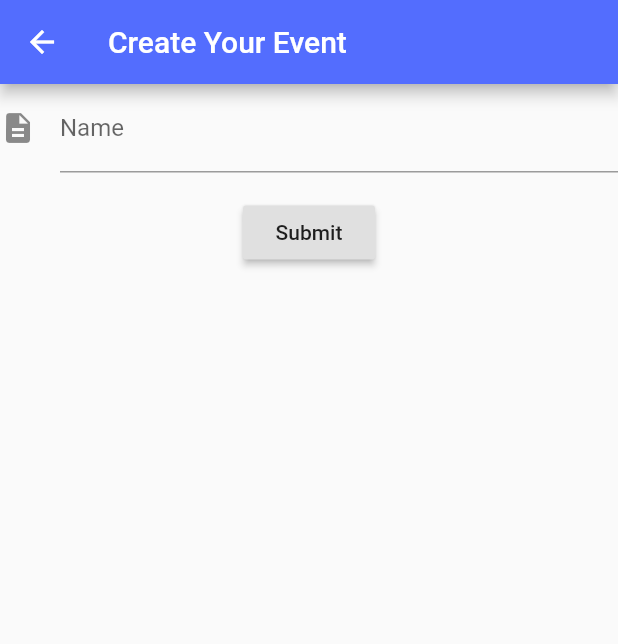
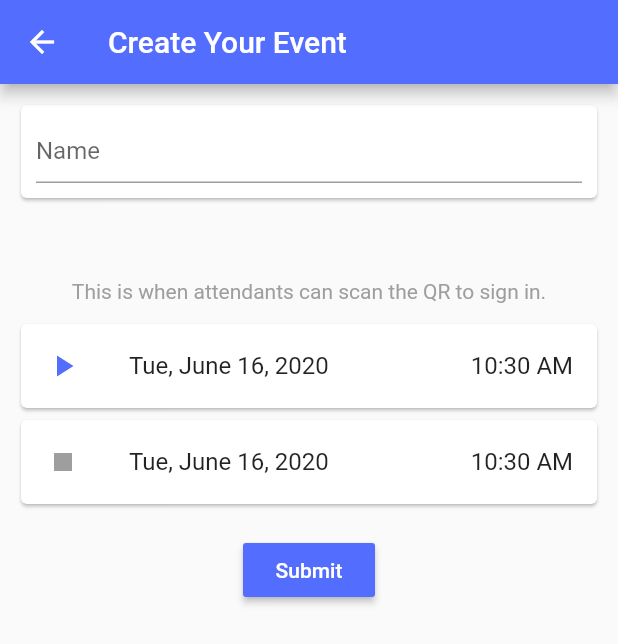
Before and after one commit to WittySkates/Scanned, a Flutter app: the AddEventScreen screen opened directly, on a phone screen of 412 x 824 dp. Shown: the top 644 px of the screen. Run offline on Flutter 3.47's test engine with Material 2 defaults, Android fonts, the phone set to English and light mode, and no system bars; our stand-ins replace cloud_firestore, firebase_auth, flutter_datetime_picker, google_sign_in, persistent_bottom_nav_bar, qr_flutter and 1 more; missing offline and left inert: barcode_scan; accounts and stored records are empty; statements that could not run were skipped.

Commit message:
When creating an event you can set the start and end times'

```diff
--- a/lib/groups/add_event_screen.dart
+++ b/lib/groups/add_event_screen.dart
@@ -1,4 +1,7 @@
+import 'dart:developer';
 import 'package:flutter/material.dart';
+import 'package:flutter_datetime_picker/flutter_datetime_picker.dart';
+import 'package:intl/intl.dart';
 import '../auth.dart';
 
 class AddEventScreen extends StatefulWidget {
@@ -11,8 +14,29 @@ class AddEventScreen extends StatefulWidget {
 class _AddEventScreen extends State<AddEventScreen> {
   final _formKey = GlobalKey<FormState>();
   String name = 'Test';
-  DateTime start = DateTime.now();
-  DateTime end = DateTime.now();
+
+  DateTime startTime;
+  DateTime endTime;
+
+  String startTimeDateShown;
+  String endTimeDateShown;
+
+  String startTimeShown;
+  String endTimeShown;
+
+  @override
+  void initState() {
+    startTime = DateTime.now();
+    endTime = DateTime.now();
+
+    startTimeDateShown = DateFormat('EE, MMMM d, yyyy').format(startTime);
+    endTimeDateShown = DateFormat('EE, MMMM d, yyyy').format(endTime);
+
+    startTimeShown = DateFormat('h:mm a').format(startTime);
+    endTimeShown = DateFormat('h:mm a').format(endTime);
+
+    super.initState();
+  }
 
   @override
   Widget build(BuildContext context) {
@@ -21,14 +45,22 @@ class _AddEventScreen extends State<AddEventScreen> {
         title: Text('Create Your Event'),
         backgroundColor: Colors.indigoAccent,
       ),
-      body: Form(
+      body: Padding(
+        padding: const EdgeInsets.fromLTRB(10, 10, 10, 0),
+        child: Form(
           key: _formKey,
           child: Column(
             crossAxisAlignment: CrossAxisAlignment.start,
             children: <Widget>[
-            TextFormField(
-              decoration: InputDecoration(
-                  icon: Icon(Icons.description), labelText: 'Name'),
+              Padding(
+                padding: const EdgeInsets.fromLTRB(0, 0, 0, 50),
+                child: SizedBox(
+                  height: 70,
+                  child: Card(
+                    child: Padding(
+                      padding: const EdgeInsets.all(10.0),
+                      child: TextFormField(
+                        decoration: InputDecoration(labelText: 'Name'),
                         validator: (value) {
                           if (value.isEmpty) {
                             return 'Please enter the name';
@@ -39,23 +71,108 @@ class _AddEventScreen extends State<AddEventScreen> {
                           return null;
                         },
                       ),
+                    ),
+                  ),
+                ),
+              ),
+              Padding(
+                padding: const EdgeInsets.fromLTRB(0, 0, 0, 10),
+                child: Center(
+                  child: Text(
+                    'This is when attendants can scan the QR to sign in.',
+                    style: TextStyle(color: Colors.grey),
+                  ),
+                ),
+              ),
+              Card(
+                child: InkWell(
+                  onTap: () {
+                    DatePicker.showDateTimePicker(
+                      context,
+                      showTitleActions: true,
+                      minTime: DateTime(2015),
+                      maxTime: DateTime(9999),
+                      onConfirm: (date) {
+                        setState(() {
+                          startTime = date;
+                          startTimeDateShown =
+                              DateFormat('EE, MMMM d, yyyy').format(date);
+                          startTimeShown = DateFormat('h:mm a').format(date);
+                        });
+                      },
+                      currentTime: DateTime.now(),
+                    );
+                  },
+                  child: ListTile(
+                    leading: Icon(
+                      Icons.play_arrow,
+                      color: Colors.indigoAccent,
+                    ),
+                    title: Row(
+                      children: <Widget>[
+                        Expanded(child: Text(startTimeDateShown)),
+                        Text(startTimeShown)
+                      ],
+                    ),
+                  ),
+                ),
+              ),
+              Card(
+                child: InkWell(
+                  onTap: () {
+                    DatePicker.showDateTimePicker(
+                      context,
+                      showTitleActions: true,
+                      minTime: DateTime(2015),
+                      maxTime: DateTime(9999),
+                      onConfirm: (date) {
+                        setState(() {
+                          endTime = date;
+                          endTimeDateShown =
+                              DateFormat('EE, MMMM d, yyyy').format(date);
+                          endTimeShown = DateFormat('h:mm a').format(date);
+                        });
+                      },
+                      currentTime: DateTime.now(),
+                    );
+                  },
+                  child: ListTile(
+                    leading: Icon(
+                      Icons.stop,
+                      color: Colors.grey,
+                    ),
+                    title: Row(
+                      children: <Widget>[
+                        Expanded(child: Text(endTimeDateShown)),
+                        Text(endTimeShown)
+                      ],
+                    ),
+                  ),
+                ),
+              ),
               Padding(
                 padding: const EdgeInsets.symmetric(vertical: 16.0),
                 child: Center(
                   child: RaisedButton(
                     onPressed: () {
                       if (_formKey.currentState.validate()) {
-                      authService.addEvent(widget.gid, name, start, end);
+                        authService.addEvent(
+                            widget.gid, name, startTime, endTime);
                         Navigator.pop(context, 'GroupScreen');
                       }
                     },
-                  child: Text('Submit'),
+                    color: Colors.indigoAccent,
+                    child: Text(
+                      'Submit',
+                      style: TextStyle(color: Colors.white),
+                    ),
                   ),
                 ),
               ),
             ],
           ),
         ),
+      ),
     );
   }
 }
--- a/lib/groups/groups_screen.dart
+++ b/lib/groups/groups_screen.dart
@@ -95,7 +95,6 @@ class _GroupScreenState extends State<GroupScreen>
                 child: InkWell(
                   onTap: () => navigateToGroupDetailsPage(
                       snapshot.data.documents[index]),
-                  splashColor: Colors.indigoAccent,
                   child: ListTile(
                       title: Text(snapshot.data.documents[index].data['name'])),
                 ),
--- a/pubspec.yaml
+++ b/pubspec.yaml
@@ -37,9 +37,8 @@ dependencies:
   rxdart: 0.22.6 # optional
 
   persistent_bottom_nav_bar: any
-
+  flutter_datetime_picker: any
   barcode_scan: any
-
   qr_flutter: ^3.1.0
 
   # The following adds the Cupertino Icons font to your application.
```
Also changed, not shown: lib/Holding/leftover.dart (+32 -0 lines), pubspec.lock. Lines whose indentation alone changed are shown as unchanged.
